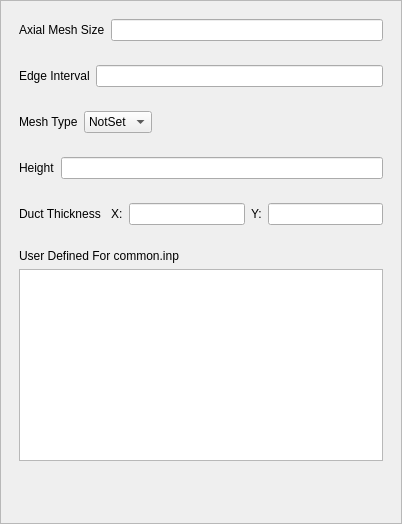
This is Application/qDefaults.ui in Sprunth/RGG as Qt 5 draws it before an edit. The edited form follows.
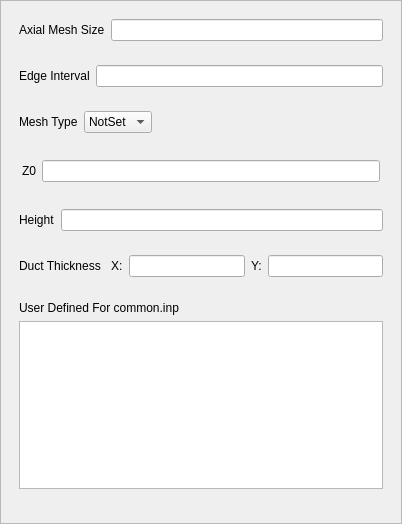
This is the edited form.

Patch:
```diff
--- a/Application/qDefaults.ui
+++ b/Application/qDefaults.ui
@@ -109,6 +109,23 @@
          </layout>
         </widget>
        </item>
+       <item>
+        <layout class="QHBoxLayout" name="horizontalLayout">
+         <property name="margin">
+          <number>12</number>
+         </property>
+         <item>
+          <widget class="QLabel" name="label_4">
+           <property name="text">
+            <string>Z0</string>
+           </property>
+          </widget>
+         </item>
+         <item>
+          <widget class="QLineEdit" name="Z0"/>
+         </item>
+        </layout>
+       </item>
        <item>
         <widget class="QWidget" name="HeightLayout" native="true">
          <layout class="QHBoxLayout" name="lengthLayout">
```
